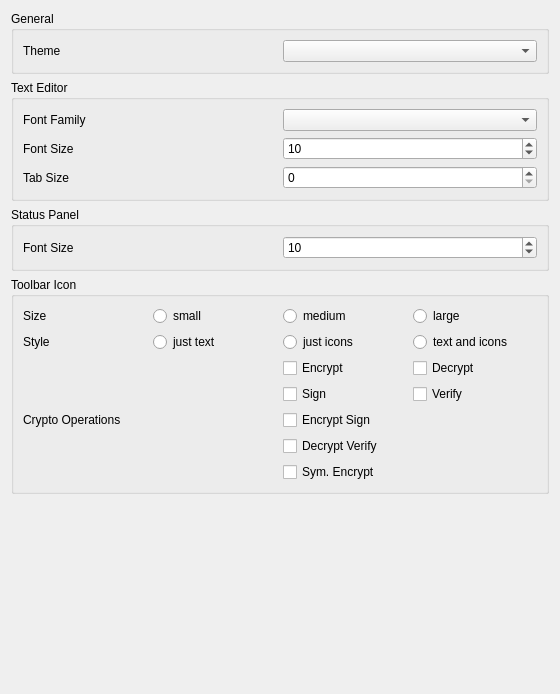
Qt form ui/AppearanceSettings.ui (saturneric/GpgFrontend) before a commit.
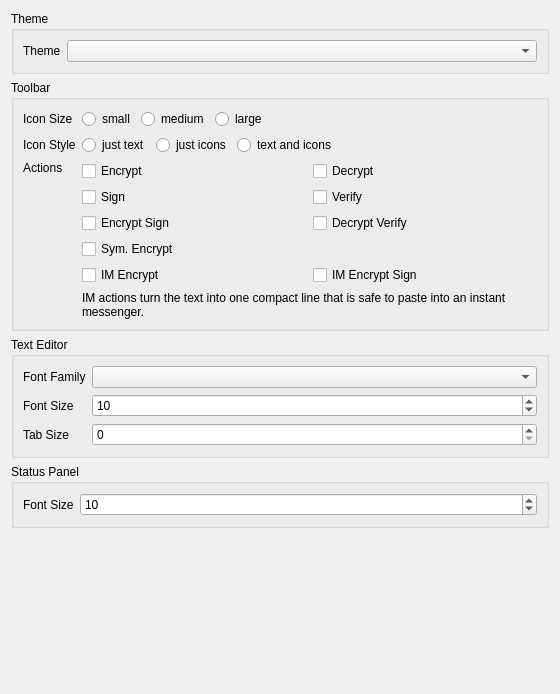
The same form after that commit.

Commit message: feat(ui): add IM encrypt actions to UI and core

What changed in the file:
```diff
--- a/ui/AppearanceSettings.ui
+++ b/ui/AppearanceSettings.ui
@@ -13,34 +13,21 @@
   <property name="windowTitle">
    <string>Appearance Settings</string>
   </property>
-  <layout class="QGridLayout" name="gridLayout">
-   <item row="2" column="0">
     <layout class="QVBoxLayout" name="verticalLayout">
      <item>
       <widget class="QGroupBox" name="generalBox">
        <property name="title">
-        <string>General</string>
-       </property>
-       <layout class="QVBoxLayout" name="verticalLayout_2">
-        <item>
-         <layout class="QHBoxLayout" name="horizontalLayout_4">
-          <item>
+      <string>Theme</string>
+     </property>
+     <layout class="QFormLayout" name="themeFormLayout">
+      <item row="0" column="0">
            <widget class="QLabel" name="themaLabel">
-            <property name="sizePolicy">
-             <sizepolicy hsizetype="Preferred" vsizetype="Preferred">
-              <horstretch>0</horstretch>
-              <verstretch>0</verstretch>
-             </sizepolicy>
-            </property>
             <property name="text">
              <string>Theme</string>
             </property>
-            <property name="scaledContents">
-             <bool>false</bool>
-            </property>
-           </widget>
-          </item>
-          <item>
+       </widget>
+      </item>
+      <item row="0" column="1">
            <widget class="QComboBox" name="themeComboBox">
             <property name="sizePolicy">
              <sizepolicy hsizetype="Preferred" vsizetype="Fixed">
@@ -51,167 +38,23 @@
            </widget>
           </item>
          </layout>
-        </item>
-       </layout>
       </widget>
      </item>
      <item>
       <widget class="QGroupBox" name="groupBox">
        <property name="title">
-        <string>Text Editor</string>
-       </property>
-       <layout class="QVBoxLayout" name="verticalLayout_3">
-        <item>
-         <layout class="QVBoxLayout" name="verticalLayout_4">
-          <item>
-           <layout class="QHBoxLayout" name="horizontalLayout_5">
-            <item>
-             <widget class="QLabel" name="textEditorFontLabel">
-              <property name="sizePolicy">
-               <sizepolicy hsizetype="Preferred" vsizetype="Preferred">
-                <horstretch>0</horstretch>
-                <verstretch>0</verstretch>
-               </sizepolicy>
-              </property>
-              <property name="text">
-               <string>Font Family</string>
-              </property>
-              <property name="scaledContents">
-               <bool>false</bool>
-              </property>
-              <property name="margin">
-               <number>0</number>
-              </property>
-             </widget>
-            </item>
-            <item>
-             <widget class="QComboBox" name="textEditorFontComboBox">
-              <property name="sizePolicy">
-               <sizepolicy hsizetype="Preferred" vsizetype="Fixed">
-                <horstretch>0</horstretch>
-                <verstretch>0</verstretch>
-               </sizepolicy>
-              </property>
-             </widget>
-            </item>
-           </layout>
-          </item>
-          <item>
-           <layout class="QHBoxLayout" name="horizontalLayout_7">
-            <item>
-             <widget class="QLabel" name="fontSizeTextEditorLabel">
-              <property name="sizePolicy">
-               <sizepolicy hsizetype="Preferred" vsizetype="Preferred">
-                <horstretch>0</horstretch>
-                <verstretch>0</verstretch>
-               </sizepolicy>
-              </property>
-              <property name="text">
-               <string>Font Size</string>
-              </property>
-             </widget>
-            </item>
-            <item>
-             <widget class="QSpinBox" name="textEditorFontSizeSpinBox">
-              <property name="sizePolicy">
-               <sizepolicy hsizetype="Preferred" vsizetype="Fixed">
-                <horstretch>0</horstretch>
-                <verstretch>0</verstretch>
-               </sizepolicy>
-              </property>
-              <property name="minimum">
-               <number>9</number>
-              </property>
-              <property name="maximum">
-               <number>18</number>
-              </property>
-              <property name="value">
-               <number>10</number>
-              </property>
-             </widget>
-            </item>
-           </layout>
-          </item>
-          <item>
-           <layout class="QHBoxLayout" name="horizontalLayout_8">
-            <item>
-             <widget class="QLabel" name="textEditorTabSizeLabel">
-              <property name="sizePolicy">
-               <sizepolicy hsizetype="Preferred" vsizetype="Preferred">
-                <horstretch>0</horstretch>
-                <verstretch>0</verstretch>
-               </sizepolicy>
-              </property>
-              <property name="text">
-               <string>Tab Size</string>
-              </property>
-             </widget>
-            </item>
-            <item>
-             <widget class="QSpinBox" name="textEditorTabSizeSpinBox">
-              <property name="sizePolicy">
-               <sizepolicy hsizetype="Preferred" vsizetype="Fixed">
-                <horstretch>0</horstretch>
-                <verstretch>0</verstretch>
-               </sizepolicy>
-              </property>
-             </widget>
-            </item>
-           </layout>
-          </item>
-         </layout>
-        </item>
-       </layout>
-      </widget>
-     </item>
-     <item>
-      <widget class="QGroupBox" name="fontSizeBox">
-       <property name="title">
-        <string>Status Panel</string>
-       </property>
-       <layout class="QGridLayout" name="gridLayout_8">
+      <string>Toolbar</string>
+     </property>
+     <layout class="QFormLayout" name="toolbarFormLayout">
         <item row="0" column="0">
-         <layout class="QHBoxLayout" name="horizontalLayout_3">
-          <item>
-           <widget class="QLabel" name="fontSizeInformationBoardLabel">
-            <property name="text">
-             <string>Font Size</string>
-            </property>
-           </widget>
-          </item>
-          <item>
-           <widget class="QSpinBox" name="fontSizeInformationBoardSpinBox">
-            <property name="minimum">
-             <number>9</number>
-            </property>
-            <property name="maximum">
-             <number>18</number>
-            </property>
-            <property name="value">
-             <number>10</number>
-            </property>
-           </widget>
-          </item>
-         </layout>
-        </item>
-       </layout>
-      </widget>
-     </item>
-     <item>
-      <widget class="QGroupBox" name="toolbarIconBox">
-       <property name="title">
-        <string>Toolbar Icon</string>
-       </property>
-       <layout class="QGridLayout" name="gridLayout_2">
-        <item row="0" column="0">
-         <layout class="QHBoxLayout" name="horizontalLayout">
-          <item>
            <widget class="QLabel" name="toolbarIconSizeLabel">
             <property name="text">
-             <string>Size</string>
+         <string>Icon Size</string>
             </property>
            </widget>
           </item>
+      <item row="0" column="1">
+       <layout class="QHBoxLayout" name="toolbarIconSizeLayout">
           <item>
            <widget class="QRadioButton" name="smallRadioButton">
             <property name="text">
@@ -233,17 +76,30 @@
             </property>
            </widget>
           </item>
+        <item>
+         <spacer name="toolbarIconSizeSpacer">
+          <property name="orientation">
+           <enum>Qt::Orientation::Horizontal</enum>
+          </property>
+          <property name="sizeHint" stdset="0">
+           <size>
+            <width>40</width>
+            <height>20</height>
+           </size>
+          </property>
+         </spacer>
+        </item>
          </layout>
         </item>
         <item row="1" column="0">
-         <layout class="QHBoxLayout" name="horizontalLayout_2">
-          <item>
            <widget class="QLabel" name="toolbarIconStyleLabel">
             <property name="text">
-             <string>Style</string>
+         <string>Icon Style</string>
             </property>
            </widget>
           </item>
+      <item row="1" column="1">
+       <layout class="QHBoxLayout" name="toolbarIconStyleLayout">
           <item>
            <widget class="QRadioButton" name="justTextRadioButton">
             <property name="text">
@@ -265,28 +121,42 @@
             </property>
            </widget>
           </item>
+        <item>
+         <spacer name="toolbarIconStyleSpacer">
+          <property name="orientation">
+           <enum>Qt::Orientation::Horizontal</enum>
+          </property>
+          <property name="sizeHint" stdset="0">
+           <size>
+            <width>40</width>
+            <height>20</height>
+           </size>
+          </property>
+         </spacer>
+        </item>
          </layout>
         </item>
         <item row="2" column="0">
-         <layout class="QHBoxLayout" name="horizontalLayout_6">
-          <item>
-           <widget class="QLabel" name="label">
-            <property name="sizePolicy">
-             <sizepolicy hsizetype="Preferred" vsizetype="Preferred">
-              <horstretch>0</horstretch>
-              <verstretch>0</verstretch>
-             </sizepolicy>
-            </property>
+       <widget class="QLabel" name="toolbarOperasLabel">
             <property name="text">
-             <string>Crypto Operations</string>
-            </property>
-           </widget>
-          </item>
+         <string>Actions</string>
+        </property>
+        <property name="alignment">
+         <set>Qt::AlignmentFlag::AlignLeading|Qt::AlignmentFlag::AlignLeft|Qt::AlignmentFlag::AlignTop</set>
+        </property>
+       </widget>
+      </item>
+      <item row="2" column="1">
+       <layout class="QVBoxLayout" name="toolbarOperasLayout">
           <item>
-           <layout class="QGridLayout" name="gridLayout_3" rowstretch="0,0,0,0,0,0,0,0" columnstretch="0,0" rowminimumheight="0,0,0,0,0,0,0,0">
-            <property name="sizeConstraint">
-             <enum>QLayout::SizeConstraint::SetDefaultConstraint</enum>
+         <layout class="QGridLayout" name="toolbarOperasGridLayout">
+          <item row="0" column="0">
+           <widget class="QCheckBox" name="encrCheckBox">
+            <property name="text">
+             <string>Encrypt</string>
             </property>
+           </widget>
+          </item>
             <item row="0" column="1">
              <widget class="QCheckBox" name="decrCheckBox">
               <property name="text">
@@ -294,55 +164,157 @@
               </property>
              </widget>
             </item>
-            <item row="6" column="0" colspan="2">
-             <widget class="QCheckBox" name="decrVerifyCheckBox">
-              <property name="text">
-               <string>Decrypt Verify</string>
-              </property>
-             </widget>
-            </item>
-            <item row="3" column="0">
+          <item row="1" column="0">
              <widget class="QCheckBox" name="signCheckBox">
               <property name="text">
                <string>Sign</string>
               </property>
              </widget>
             </item>
-            <item row="3" column="1">
+          <item row="1" column="1">
              <widget class="QCheckBox" name="verifyCheckBox">
               <property name="text">
                <string>Verify</string>
               </property>
              </widget>
             </item>
-            <item row="0" column="0">
-             <widget class="QCheckBox" name="encrCheckBox">
-              <property name="text">
-               <string>Encrypt</string>
-              </property>
-             </widget>
-            </item>
-            <item row="5" column="0" colspan="2">
+          <item row="2" column="0">
              <widget class="QCheckBox" name="encrSignCheckBox">
               <property name="text">
                <string>Encrypt Sign</string>
               </property>
              </widget>
             </item>
-            <item row="7" column="0" colspan="2">
+          <item row="2" column="1">
+           <widget class="QCheckBox" name="decrVerifyCheckBox">
+            <property name="text">
+             <string>Decrypt Verify</string>
+            </property>
+           </widget>
+          </item>
+          <item row="3" column="0">
              <widget class="QCheckBox" name="symmetricEncrCheckBox">
               <property name="text">
                <string>Sym. Encrypt</string>
               </property>
              </widget>
             </item>
-           </layout>
-          </item>
+          <item row="4" column="0">
+           <widget class="QCheckBox" name="imEncrCheckBox">
+            <property name="text">
+             <string>IM Encrypt</string>
+            </property>
+           </widget>
+          </item>
+          <item row="4" column="1">
+           <widget class="QCheckBox" name="imEncrSignCheckBox">
+            <property name="text">
+             <string>IM Encrypt Sign</string>
+            </property>
+           </widget>
+          </item>
+         </layout>
+        </item>
+        <item>
+         <widget class="QLabel" name="toolbarImTipLabel">
+          <property name="text">
+           <string>IM actions turn the text into one compact line that is safe to paste into an instant messenger.</string>
+          </property>
+          <property name="wordWrap">
+           <bool>true</bool>
+          </property>
+         </widget>
+        </item>
          </layout>
         </item>
        </layout>
       </widget>
      </item>
+   <item>
+    <widget class="QGroupBox" name="textEditorBox">
+     <property name="title">
+      <string>Text Editor</string>
+     </property>
+     <layout class="QFormLayout" name="textEditorFormLayout">
+      <item row="0" column="0">
+       <widget class="QLabel" name="textEditorFontLabel">
+        <property name="text">
+         <string>Font Family</string>
+        </property>
+       </widget>
+      </item>
+      <item row="0" column="1">
+       <widget class="QComboBox" name="textEditorFontComboBox">
+        <property name="sizePolicy">
+         <sizepolicy hsizetype="Preferred" vsizetype="Fixed">
+          <horstretch>0</horstretch>
+          <verstretch>0</verstretch>
+         </sizepolicy>
+        </property>
+       </widget>
+      </item>
+      <item row="1" column="0">
+       <widget class="QLabel" name="fontSizeTextEditorLabel">
+        <property name="text">
+         <string>Font Size</string>
+        </property>
+       </widget>
+      </item>
+      <item row="1" column="1">
+       <widget class="QSpinBox" name="textEditorFontSizeSpinBox">
+        <property name="minimum">
+         <number>9</number>
+        </property>
+        <property name="maximum">
+         <number>18</number>
+        </property>
+        <property name="value">
+         <number>10</number>
+        </property>
+       </widget>
+      </item>
+      <item row="2" column="0">
+       <widget class="QLabel" name="textEditorTabSizeLabel">
+        <property name="text">
+         <string>Tab Size</string>
+        </property>
+       </widget>
+      </item>
+      <item row="2" column="1">
+       <widget class="QSpinBox" name="textEditorTabSizeSpinBox"/>
+      </item>
+     </layout>
+    </widget>
+   </item>
+   <item>
+    <widget class="QGroupBox" name="fontSizeBox">
+     <property name="title">
+      <string>Status Panel</string>
+     </property>
+     <layout class="QFormLayout" name="statusPanelFormLayout">
+      <item row="0" column="0">
+       <widget class="QLabel" name="fontSizeInformationBoardLabel">
+        <property name="text">
+         <string>Font Size</string>
+        </property>
+       </widget>
+      </item>
+      <item row="0" column="1">
+       <widget class="QSpinBox" name="fontSizeInformationBoardSpinBox">
+        <property name="minimum">
+         <number>9</number>
+        </property>
+        <property name="maximum">
+         <number>18</number>
+        </property>
+        <property name="value">
+         <number>10</number>
+        </property>
+       </widget>
+      </item>
+     </layout>
+    </widget>
+   </item>
      <item>
       <spacer name="verticalSpacer">
        <property name="orientation">
@@ -355,8 +327,6 @@
         </size>
        </property>
       </spacer>
-     </item>
-    </layout>
    </item>
   </layout>
  </widget>
```
Left out of the diff: 4 changed lines with no effect on the pictures. Lines whose indentation alone changed are shown as unchanged. The commit also changes 5 other files.
